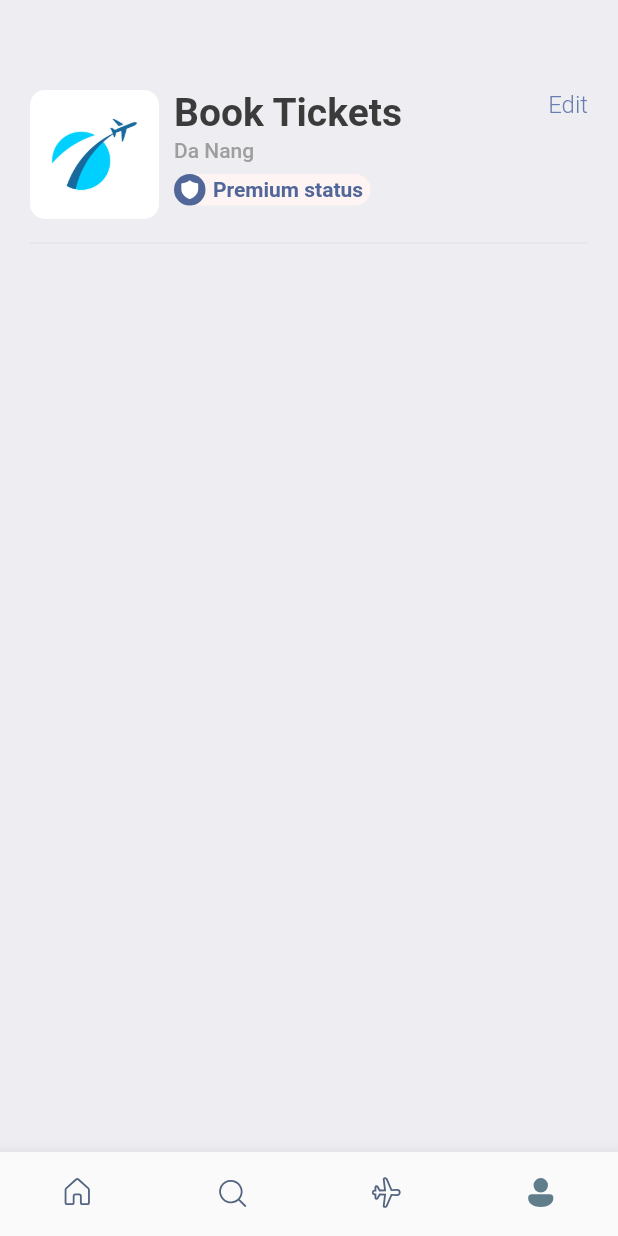
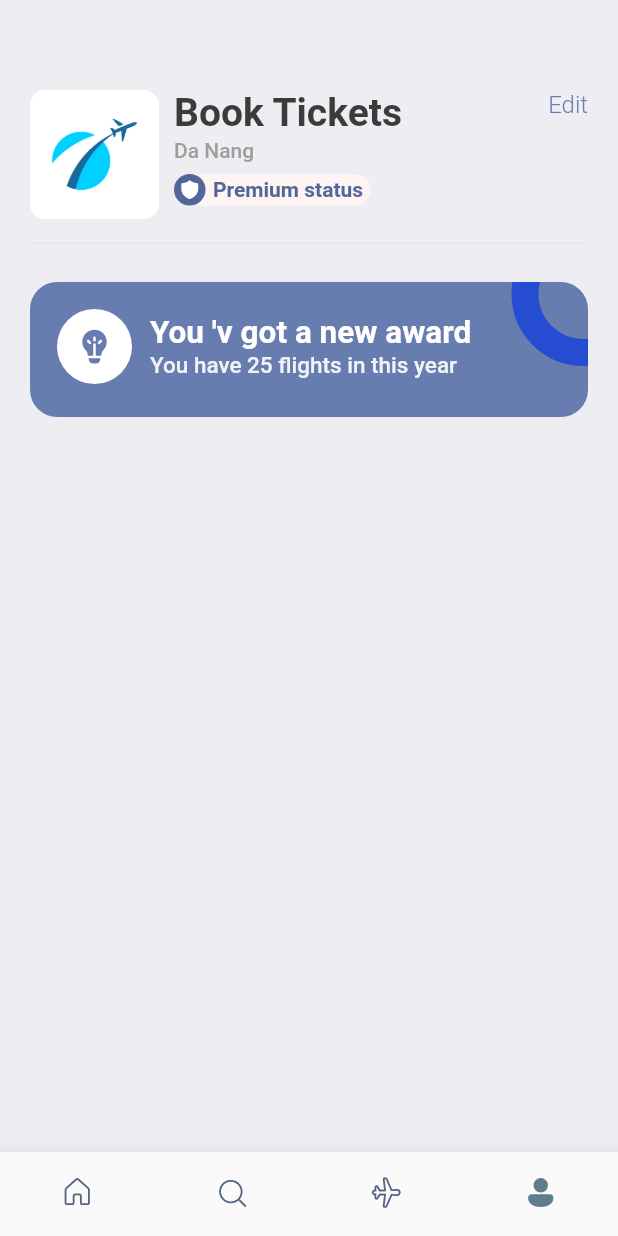
Before and after one commit to nhuthq/booktickets_flutter, a Flutter app: the screen it shows after launch, item 4 of the bottom bar chosen, on a phone screen of 412 x 824 dp. Run offline on Flutter 3.47's test engine with Material 2 defaults, Android fonts, the phone set to English and light mode, and no system bars; our stand-ins replace barcode_widget, fluentui_system_icons, gap, get.

Commit message:
add header

```diff
--- a/booktickets/lib/screens/profile_screen.dart
+++ b/booktickets/lib/screens/profile_screen.dart
@@ -96,7 +96,81 @@ class ProfileScreen extends StatelessWidget {
             ],
           ),
           Gap(AppLayout.getHeight(8)),
-          Divider(color: Colors.grey.shade300,)
+          Divider(
+            color: Colors.grey.shade300,
+          ),
+          Gap(
+            AppLayout.getHeight(18),
+          ),
+          Stack(
+            children: [
+              Container(
+                height: AppLayout.getHeight(90),
+                decoration: BoxDecoration(
+                  color: Styles.primary,
+                  borderRadius: BorderRadius.circular(
+                    AppLayout.getHeight(18),
+                  ),
+                ),
+              ),
+              Positioned(
+                top: -40,
+                right: -45,
+                child: Container(
+                  padding: EdgeInsets.all(
+                    AppLayout.getHeight(30),
+                  ),
+                  decoration: BoxDecoration(
+                    shape: BoxShape.circle,
+                    border: Border.all(
+                      width: 18,
+                      color: const Color(0xFF264CD2),
+                    ),
+                  ),
+                ),
+              ),
+              Container(
+                padding: const EdgeInsets.all(18),
+                child: Row(
+                  children: [
+                    CircleAvatar(
+                      backgroundColor: Colors.white,
+                      maxRadius: 25,
+                      child: Icon(
+                        FluentIcons.lightbulb_filament_24_filled,
+                        color: Styles.primary,
+                        size: 27,
+                      ),
+                    ),
+                    Gap(
+                      AppLayout.getWidth(12),
+                    ),
+                    Column(
+                      mainAxisAlignment: MainAxisAlignment.start,
+                      crossAxisAlignment: CrossAxisAlignment.start,
+                      children: [
+                        Text(
+                          "You \'v got a new award",
+                          style: Styles.headLineStyle2.copyWith(
+                            color: Colors.white,
+                            fontWeight: FontWeight.bold,
+                          ),
+                        ),
+                        Text(
+                          "You have 25 flights in this year",
+                          style: Styles.headLineStyle2.copyWith(
+                            color: Colors.white.withOpacity(0.9),
+                            fontWeight: FontWeight.w500,
+                            fontSize: 15,
+                          ),
+                        ),
+                      ],
+                    ),
+                  ],
+                ),
+              ),
+            ],
+          ),
         ],
       ),
     );
```
